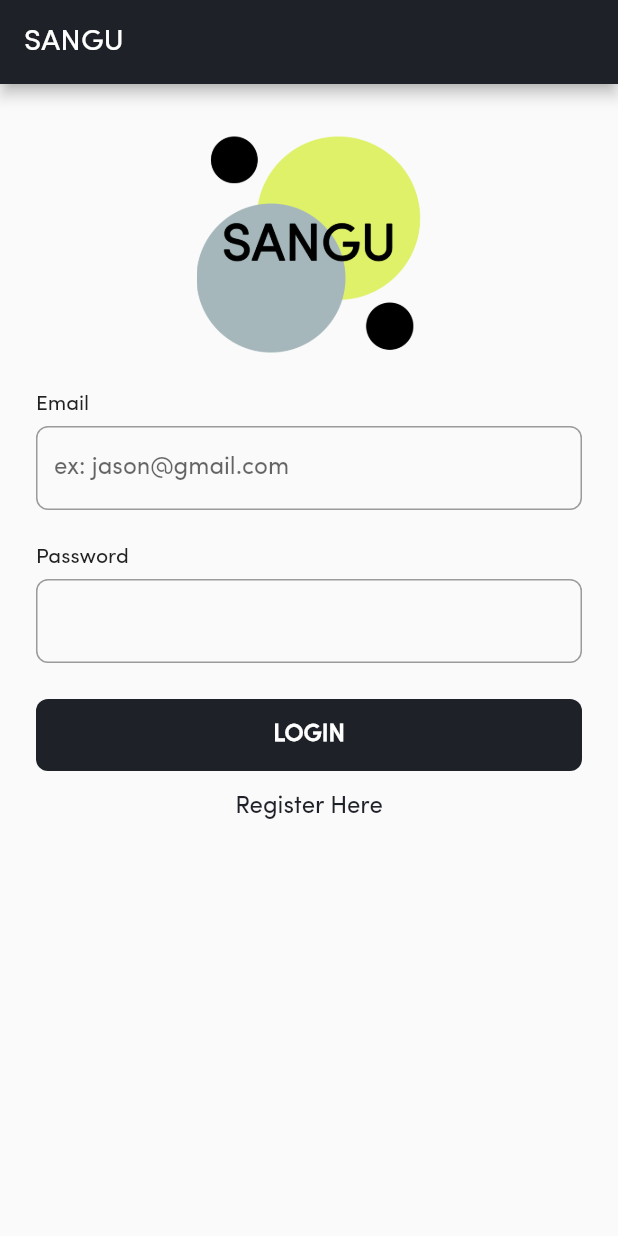
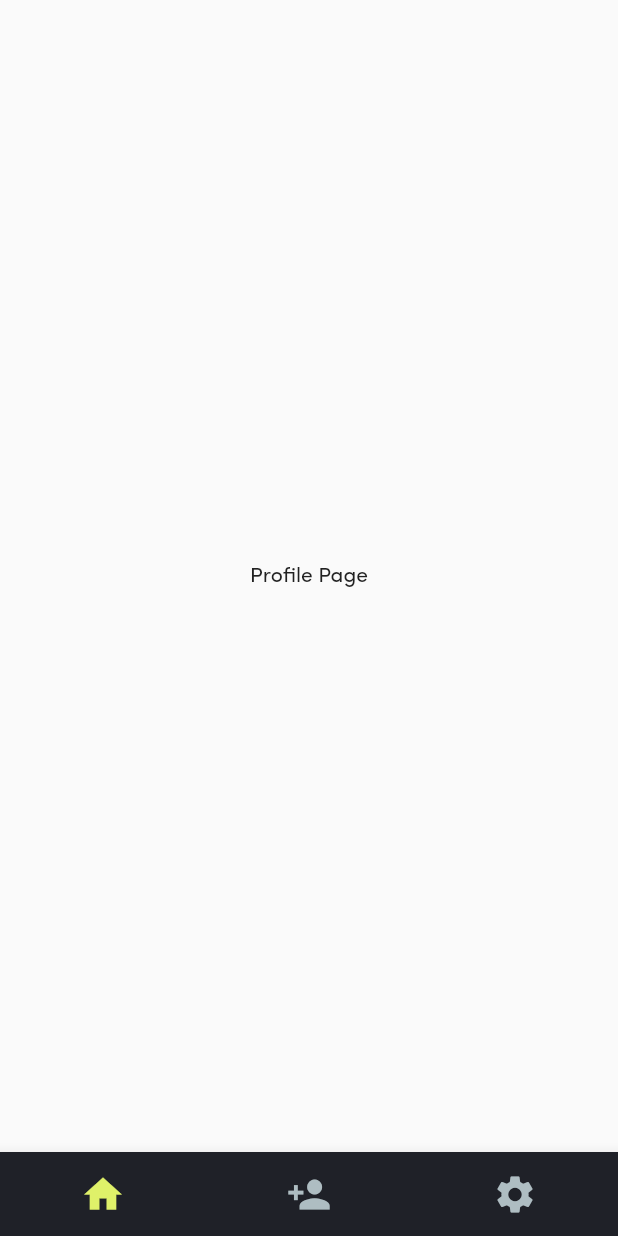
Before and after one commit to sirMasterEgg/sangu, a Flutter app: the screen it shows after launch, on a phone screen of 412 x 824 dp. Run offline on Flutter 3.47's test engine with Material 2 defaults, Android fonts, the phone set to English and light mode, and no system bars; drawn by our look-alikes of custom_navigation_bar; our stand-ins replace firebase_auth, firebase_core, flutter_spinkit; accounts and stored records are empty; project files that could hold a hidden picture were left out.

Commit message:
add bottom navigation bar

```diff
--- a/lib/main.dart
+++ b/lib/main.dart
@@ -1,5 +1,6 @@
 import 'package:flutter/material.dart';
 import 'package:firebase_core/firebase_core.dart';
+import 'package:sangu/ui/app/profile.dart';
 import 'package:sangu/ui/auth/login.dart';
 import 'package:sangu/ui/auth/register.dart';
 import 'firebase_options.dart';
@@ -24,13 +25,15 @@
           colorScheme: ColorScheme.fromSwatch().copyWith(
             primary: const Color(0xFF1F2128),
             secondary: const Color(0xFFDFF169),
+            onSecondary: const Color(0xFFAEBDC2),
           ),
           fontFamily: 'SofiaPro'
         ),
-        initialRoute: LoginPage.routeName,
+        initialRoute: ProfilePage.routeName,
         routes: {
           LoginPage.routeName : (context) => const LoginPage(),
           RegisterPage.routeName : (context) => const RegisterPage(),
+          ProfilePage.routeName : (context) => const ProfilePage(),
         }
     );
   }
--- /dev/null
+++ b/lib/ui/app/profile.dart
@@ -0,0 +1,31 @@
+import 'package:flutter/material.dart';
+import 'package:sangu/ui/widgets/bottom_navigation_bar.dart';
+
+class ProfilePage extends StatefulWidget {
+  static const routeName = '/app/profile';
+
+  const ProfilePage({Key? key}) : super(key: key);
+
+  @override
+  State<ProfilePage> createState() => _ProfilePageState();
+}
+
+class _ProfilePageState extends State<ProfilePage> {
+  int _currentIndex = 0;
+
+  @override
+  Widget build(BuildContext context) {
+    return Scaffold(
+      body: const Center(
+        child: Text('Profile Page'),
+      ),
+      bottomNavigationBar: Builder(builder: (context) {
+        return BottomNavBar(currentIndex: _currentIndex, onTap: (index){
+          setState(() {
+            _currentIndex = index;
+          });
+        });
+      }),
+    );
+  }
+}
--- /dev/null
+++ b/lib/ui/widgets/bottom_navigation_bar.dart
@@ -0,0 +1,26 @@
+import 'package:custom_navigation_bar/custom_navigation_bar.dart';
+import 'package:flutter/material.dart';
+
+class BottomNavBar extends StatelessWidget {
+  final int currentIndex;
+  final dynamic Function(int) onTap;
+  const BottomNavBar({Key? key, required this.currentIndex, required this.onTap}) : super(key: key);
+
+  @override
+  Widget build(BuildContext context) {
+    return CustomNavigationBar(
+        iconSize: 30.0,
+        selectedColor: Theme.of(context).colorScheme.secondary,
+        strokeColor: Theme.of(context).colorScheme.secondary,
+        unSelectedColor: Theme.of(context).colorScheme.onSecondary,
+        backgroundColor: Theme.of(context).colorScheme.primary,
+        items: <CustomNavigationBarItem>[
+          CustomNavigationBarItem(icon: const Icon(Icons.home),),
+          CustomNavigationBarItem(icon: const Icon(Icons.person_add),),
+          CustomNavigationBarItem(icon: const Icon(Icons.settings),),
+        ],
+        currentIndex: currentIndex,
+        onTap: onTap
+    );
+  }
+}
--- a/pubspec.yaml
+++ b/pubspec.yaml
@@ -38,6 +38,7 @@
   # The following adds the Cupertino Icons font to your application.
   # Use with the CupertinoIcons class for iOS style icons.
   cupertino_icons: ^1.0.2
+  custom_navigation_bar: ^0.8.2
 
 
 dev_dependencies:
```
